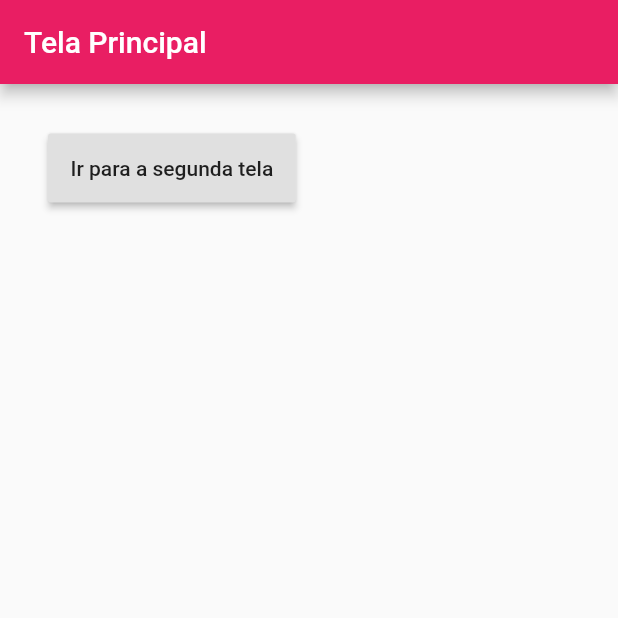
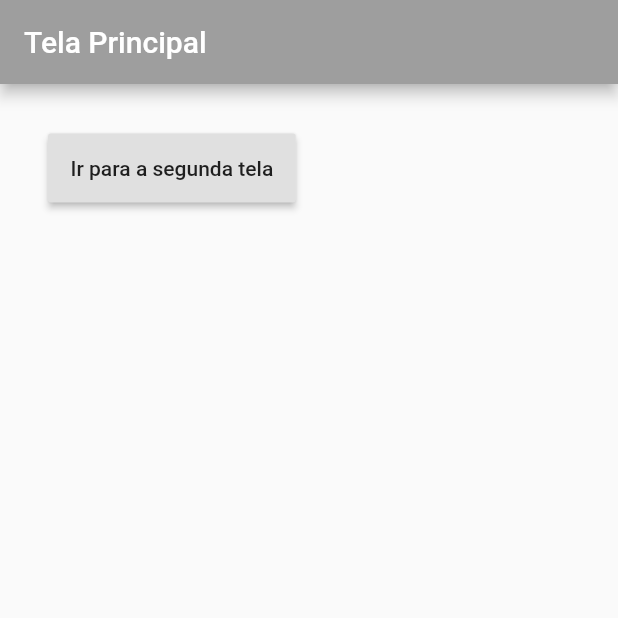
Before and after one commit to AurelioM33/flutter_navegacao, a Flutter app: the screen it shows after launch, on a phone screen of 412 x 824 dp, the top half of it. Run offline on Flutter 3.47's test engine with Material 2 defaults, Android fonts, the phone set to English and light mode, and no system bars.

Commit message:
alteraçao de cor pink para grey

```diff
--- a/lib/main.dart
+++ b/lib/main.dart
@@ -22,7 +22,7 @@ class _TelaPrincipalState extends State<TelaPrincipal> {
     return Scaffold(
       appBar: AppBar(
         title: Text("Tela Principal"),
-        backgroundColor: Colors.pink,
+        backgroundColor: Colors.grey,
       ),
       body: Container(
         padding: EdgeInsets.all(32),
```
